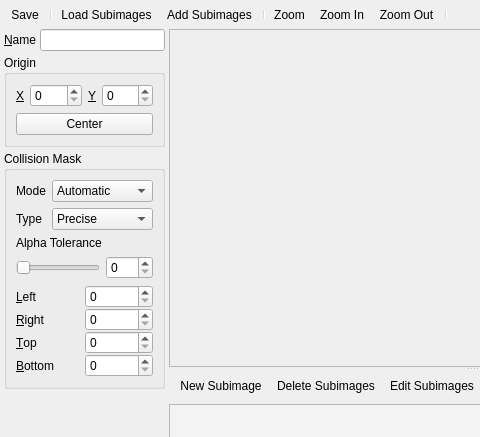
This is Editors/SpriteEditor.ui in enigma-dev/RadialGM as Qt 5 draws it before an edit; both pictures show x 0 to 480 and y 0 to 437 of the 785 by 618 pixel window. The edited form follows.
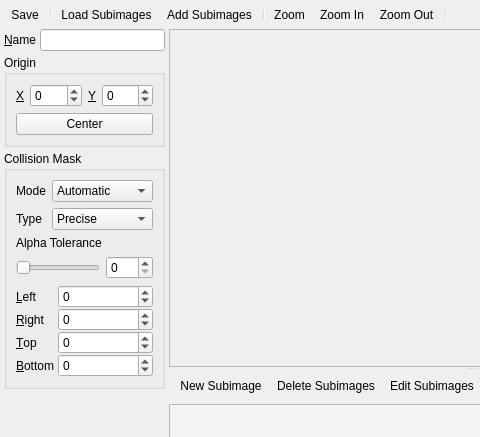
This is the edited form. Icons and pictures are not drawn. Custom widgets are drawn as their Qt base class.

Diff of the .ui file:
```diff
--- a/Editors/SpriteEditor.ui
+++ b/Editors/SpriteEditor.ui
@@ -133,21 +133,33 @@
           <item row="0" column="1">
            <widget class="QSpinBox" name="originXSpinBox">
             <property name="sizePolicy">
-             <sizepolicy hsizetype="Preferred" vsizetype="Fixed">
+             <sizepolicy hsizetype="Ignored" vsizetype="Fixed">
               <horstretch>0</horstretch>
               <verstretch>0</verstretch>
              </sizepolicy>
             </property>
+            <property name="minimum">
+             <number>-999999999</number>
+            </property>
+            <property name="maximum">
+             <number>999999999</number>
+            </property>
            </widget>
           </item>
           <item row="0" column="3">
            <widget class="QSpinBox" name="originYSpinBox">
             <property name="sizePolicy">
-             <sizepolicy hsizetype="Preferred" vsizetype="Fixed">
+             <sizepolicy hsizetype="Ignored" vsizetype="Fixed">
               <horstretch>0</horstretch>
               <verstretch>0</verstretch>
              </sizepolicy>
             </property>
+            <property name="minimum">
+             <number>-999999999</number>
+            </property>
+            <property name="maximum">
+             <number>999999999</number>
+            </property>
            </widget>
           </item>
           <item row="0" column="2">
@@ -285,8 +297,11 @@
            </layout>
           </item>
           <item row="4" column="0" colspan="2">
-           <layout class="QGridLayout" name="bboxDimensionsLayout">
-            <property name="spacing">
+           <layout class="QGridLayout" name="bboxDimensionsLayout" columnstretch="0,1">
+            <property name="horizontalSpacing">
+             <number>4</number>
+            </property>
+            <property name="verticalSpacing">
              <number>0</number>
             </property>
             <item row="4" column="0">
@@ -320,10 +335,24 @@
              </widget>
             </item>
             <item row="0" column="1">
-             <widget class="QSpinBox" name="leftSpinBox"/>
+             <widget class="QSpinBox" name="leftSpinBox">
+              <property name="minimum">
+               <number>-999999999</number>
+              </property>
+              <property name="maximum">
+               <number>999999999</number>
+              </property>
+             </widget>
             </item>
             <item row="2" column="1">
-             <widget class="QSpinBox" name="topSpinBox"/>
+             <widget class="QSpinBox" name="topSpinBox">
+              <property name="minimum">
+               <number>-999999999</number>
+              </property>
+              <property name="maximum">
+               <number>999999999</number>
+              </property>
+             </widget>
             </item>
             <item row="1" column="0">
              <widget class="QLabel" name="rightLabel">
@@ -336,10 +365,24 @@
              </widget>
             </item>
             <item row="1" column="1">
-             <widget class="QSpinBox" name="rightSpinBox"/>
+             <widget class="QSpinBox" name="rightSpinBox">
+              <property name="minimum">
+               <number>-999999999</number>
+              </property>
+              <property name="maximum">
+               <number>999999999</number>
+              </property>
+             </widget>
             </item>
             <item row="4" column="1">
-             <widget class="QSpinBox" name="bottomSpinBox"/>
+             <widget class="QSpinBox" name="bottomSpinBox">
+              <property name="minimum">
+               <number>-999999999</number>
+              </property>
+              <property name="maximum">
+               <number>999999999</number>
+              </property>
+             </widget>
             </item>
            </layout>
           </item>
```
Left out of the diff: 21 changed lines with no effect on the pictures.
